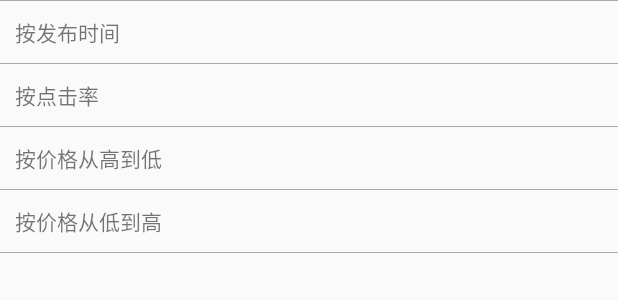
After one commit to chen22207/MiYouApp, an Android app: the layout popup_search_main_order.xml on its own in the app's theme, with its tools: preview values and no code run, on a phone screen of 412 x 824 dp. The commit adds this screen. Shown: the top 300 px of the screen. Run offline under Robolectric (Android 15) with nearby library versions, the phone set to English and light mode, and no system bars.

Commit message:
搜索界面-popupwindow

```diff
--- /dev/null
+++ b/app/src/main/res/layout/popup_search_main_order.xml
@@ -0,0 +1,44 @@
+<?xml version="1.0" encoding="utf-8"?>
+<LinearLayout xmlns:android="http://schemas.android.com/apk/res/android"
+              android:layout_width="match_parent"
+              android:layout_height="match_parent"
+              android:orientation="vertical">
+
+	<include layout="@layout/line_break"/>
+
+	<TextView
+		android:id="@+id/search_order_publish_time_tv"
+		android:layout_width="match_parent"
+		android:layout_height="wrap_content"
+		android:padding="@dimen/middle_space"
+		android:text="@string/popup_publish_time_order"/>
+
+	<include layout="@layout/line_break"/>
+
+	<TextView
+		android:id="@+id/search_order_hits_tv"
+		android:layout_width="match_parent"
+		android:layout_height="wrap_content"
+		android:padding="@dimen/middle_space"
+		android:text="@string/popup_hits_order"/>
+
+	<include layout="@layout/line_break"/>
+
+	<TextView
+		android:id="@+id/search_order_price_desc_tv"
+		android:layout_width="match_parent"
+		android:layout_height="wrap_content"
+		android:padding="@dimen/middle_space"
+		android:text="@string/popup_price_order_desc"/>
+
+	<include layout="@layout/line_break"/>
+
+	<TextView
+		android:id="@+id/search_order_price_asc_tv"
+		android:layout_width="match_parent"
+		android:layout_height="wrap_content"
+		android:padding="@dimen/middle_space"
+		android:text="@string/popup_price_order_asc"/>
+
+	<include layout="@layout/line_break"/>
+</LinearLayout>
--- a/app/src/main/res/values/strings.xml
+++ b/app/src/main/res/values/strings.xml
@@ -83,5 +83,9 @@
 	<string name="search_time_order">时间排序</string>
 	<string name="search_location_select">位置区域</string>
 	<string name="search_filter">筛选</string>
+	<string name="popup_publish_time_order">按发布时间</string>
+	<string name="popup_hits_order">按点击率</string>
+	<string name="popup_price_order_desc">按价格从高到低</string>
+	<string name="popup_price_order_asc">按价格从低到高</string>
 
 </resources>
```
Also changed, not shown: app/src/main/java/com/firstblood/miyo/activity/house/HouseSearchActivity.java (+78 -0 lines).
